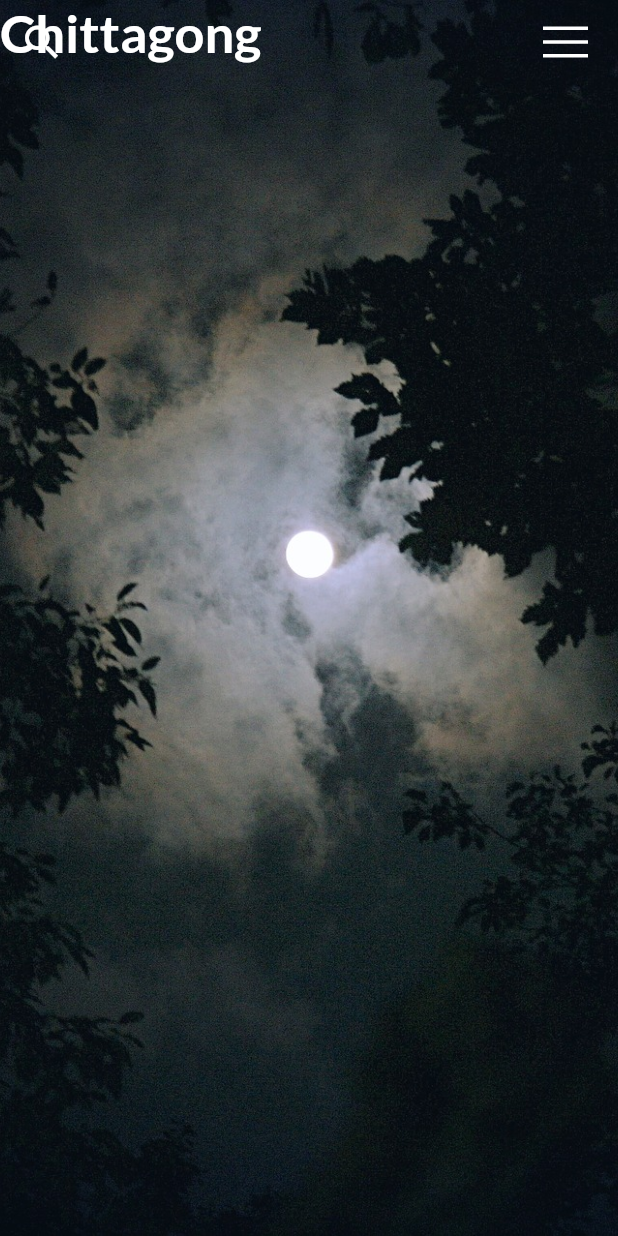
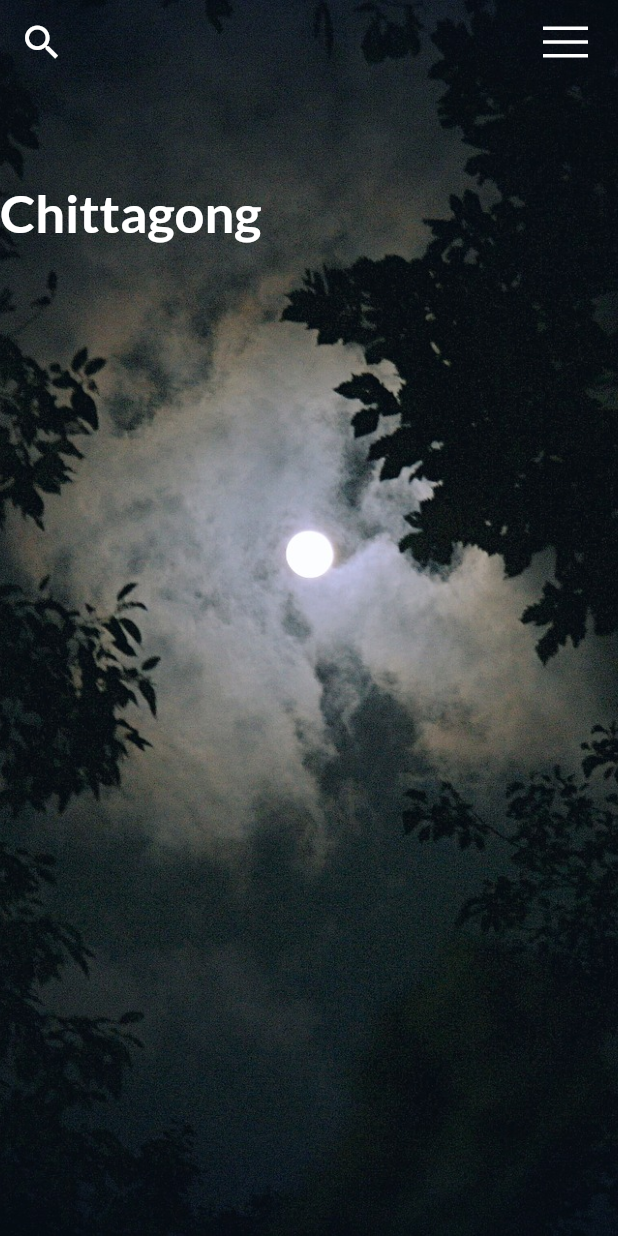
Before and after one commit to cmtanvirulislam/Weather_App_V1, a Flutter app: the screen it shows after launch, on a phone screen of 412 x 824 dp. Run offline on Flutter 3.47's test engine with Material 2 defaults, Android fonts, the phone set to English and light mode, and no system bars; our stand-ins replace flutter_svg, google_fonts.

Commit message:
container wrap by column widget and add sizebox

```diff
--- a/lib/weather.dart
+++ b/lib/weather.dart
@@ -45,8 +45,13 @@ class WeatherApp extends StatelessWidget {
               width: double.infinity,
             ),
             Container(
-              child: Text('Chittagong',style: GoogleFonts.lato(fontSize: 35,
-                  fontWeight: FontWeight.bold,color: Colors.white),),
+              child: Column(
+                children: [
+                  SizedBox(height: 120,),
+                  Text('Chittagong',style: GoogleFonts.lato(fontSize: 35,
+                      fontWeight: FontWeight.bold,color: Colors.white),),
+                ],
+              ),
             ),
           ],
         ),
```
